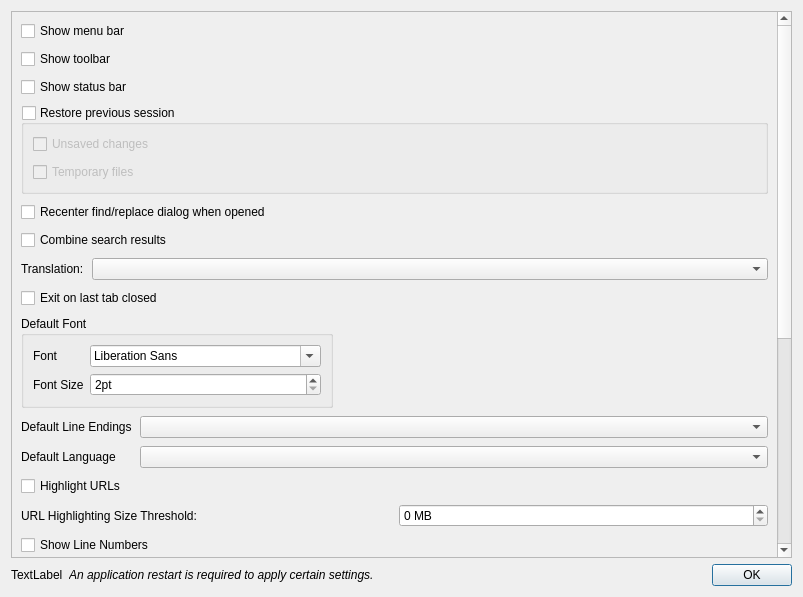
Above: src/dialogs/PreferencesDialog.ui from alsyundawy/SparkNotePad before the change. Below: the same form after it.
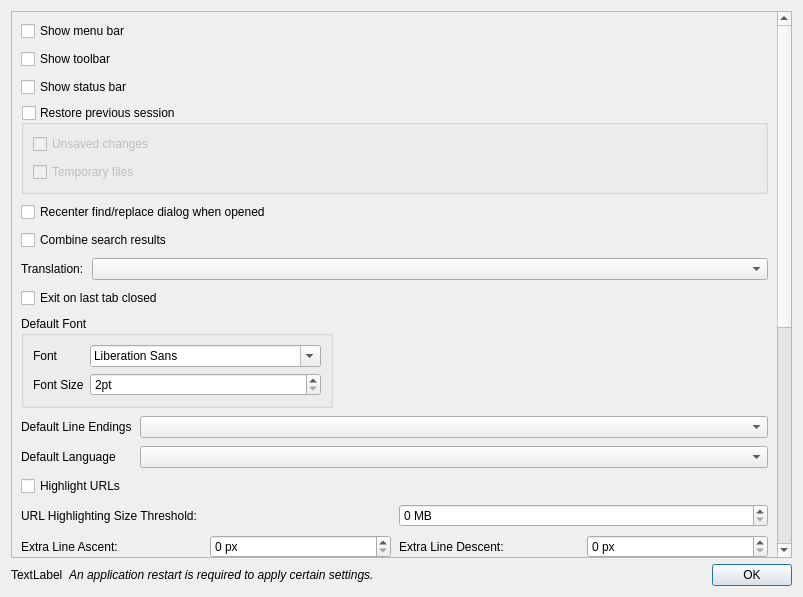
That is the form after the change.

Commit message: feat(v1.4.0): integrate line spacing, tab tooltips, fuzzy search, batch macro, MCP server & 2025-2026 CVE mitigations

Diff of the .ui file:
```diff
--- a/src/dialogs/PreferencesDialog.ui
+++ b/src/dialogs/PreferencesDialog.ui
@@ -247,6 +247,50 @@
          </item>
         </layout>
        </item>
+       <item>
+        <layout class="QHBoxLayout" name="layoutExtraLineSpacing">
+         <item>
+          <widget class="QLabel" name="labelExtraLineAscent">
+           <property name="text">
+            <string>Extra Line Ascent:</string>
+           </property>
+          </widget>
+         </item>
+         <item>
+          <widget class="QSpinBox" name="spinBoxExtraLineAscent">
+           <property name="minimum">
+            <number>0</number>
+           </property>
+           <property name="maximum">
+            <number>30</number>
+           </property>
+           <property name="suffix">
+            <string> px</string>
+           </property>
+          </widget>
+         </item>
+         <item>
+          <widget class="QLabel" name="labelExtraLineDescent">
+           <property name="text">
+            <string>Extra Line Descent:</string>
+           </property>
+          </widget>
+         </item>
+         <item>
+          <widget class="QSpinBox" name="spinBoxExtraLineDescent">
+           <property name="minimum">
+            <number>0</number>
+           </property>
+           <property name="maximum">
+            <number>30</number>
+           </property>
+           <property name="suffix">
+            <string> px</string>
+           </property>
+          </widget>
+         </item>
+        </layout>
+       </item>
        <item>
         <widget class="QCheckBox" name="checkBoxShowLineNumbers">
          <property name="text">
```
The commit also changes 39 other files.
